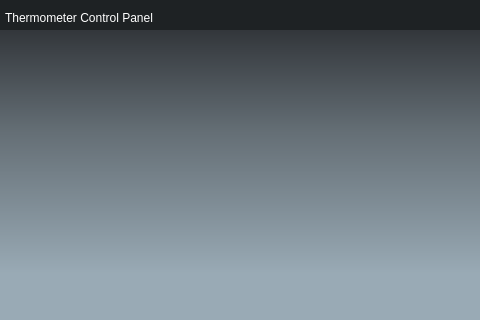
Aecef/DesignLab1, file control_panel.ui: the form before one commit; both pictures show x 0 to 480 and y 0 to 320 of the 800 by 480 pixel window.
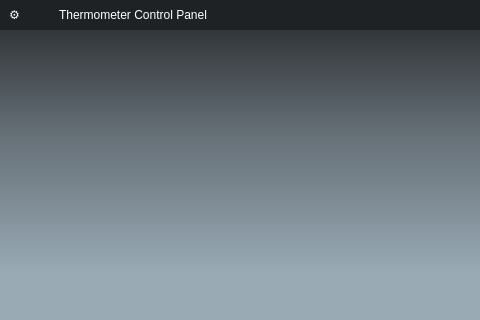
The form after the commit.

Commit message: added settings button

```diff
--- a/control_panel.ui
+++ b/control_panel.ui
@@ -99,8 +99,8 @@
      <widget class="QLabel" name="label">
       <property name="geometry">
        <rect>
-        <x>6</x>
-        <y>3</y>
+        <x>60</x>
+        <y>0</y>
         <width>261</width>
         <height>31</height>
        </rect>
@@ -114,6 +114,51 @@
        <string>Thermometer Control Panel</string>
       </property>
      </widget>
+     <widget class="QPushButton" name="settings_button">
+      <property name="geometry">
+       <rect>
+        <x>0</x>
+        <y>0</y>
+        <width>31</width>
+        <height>31</height>
+       </rect>
+      </property>
+      <property name="styleSheet">
+       <string notr="true">QPushButton#settings_button{
+	font: 14pt &quot;Segoe UI Symbol&quot;;
+	color: rgb(255, 255, 255);
+	background-color: rgb(30, 34, 36);
+	border-style: outset;
+}
+
+QPushButton:hover#settings_button{
+	font: bold 14pt &quot;Segoe UI Symbol&quot;;
+	color: rgb(30,34,36);
+	background-color: rgb(246, 246, 246);
+	border-style: solid;
+	border-width: 3px;
+	border-color: rgb(30, 34, 36);
+	margin-top: 1px;
+	margin-left:1px;
+	padding-right: 1px;
+}
+
+QPushButton:pressed#settings_button{
+	font: bold 14pt &quot;Segoe UI Symbol&quot;;
+	color: rgb(30,34,36);
+	background-color: rgb(153, 170, 181);
+	border-style: solid;
+	border-width: 3px;
+	border-color: rgb(30, 34, 36);
+	margin-top: 1px;
+	margin-left:1px;
+	padding-right: 1px;
+}</string>
+      </property>
+      <property name="text">
+       <string>⚙</string>
+      </property>
+     </widget>
     </widget>
    </widget>
   </widget>
```
Left out of the diff: 40 changed lines with no effect on the pictures. The commit also changes 2 other files.
